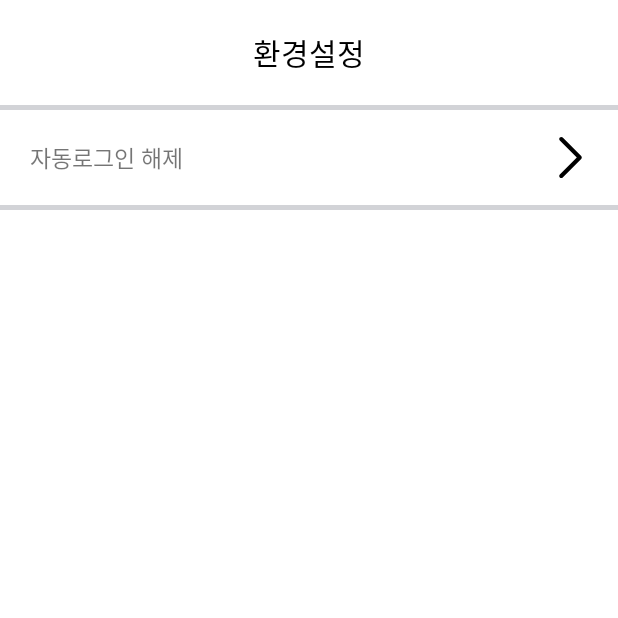
After one commit to KINGSAMJO/Web_Yeonjin, an Android app: the LogoutActivity screen opened directly, with no data from a screen before it, on a phone screen of 412 x 824 dp, the top half of it. The commit adds this screen. Run offline under Robolectric (Android 15) with nearby library versions, the phone set to English and light mode, and no system bars.

Commit message:
[feature/#5] 자동 로그인 해제 구현

```diff
--- a/app/src/main/AndroidManifest.xml
+++ b/app/src/main/AndroidManifest.xml
@@ -13,6 +13,9 @@
         android:supportsRtl="true"
         android:theme="@style/Theme.SoptSeminar1"
         android:usesCleartextTraffic="true">
+        <activity
+            android:name=".presentation.profile.logout.LogoutActivity"
+            android:exported="false" />
         <activity
             android:name=".presentation.onboarding.OnBoardingActivity"
             android:exported="true">
--- a/app/src/main/java/com/example/soptseminar1/presentation/profile/ProfileFragment.kt
+++ b/app/src/main/java/com/example/soptseminar1/presentation/profile/ProfileFragment.kt
@@ -1,5 +1,6 @@
 package com.example.soptseminar1.presentation.profile
 
+import android.content.Intent
 import android.os.Bundle
 import android.view.View
 import android.widget.Toast
@@ -10,6 +11,7 @@ import com.example.soptseminar1.data.model.response.ResponseGithubUserInformatio
 import com.example.soptseminar1.databinding.FragmentProfileBinding
 import com.example.soptseminar1.enqueueUtil
 import com.example.soptseminar1.presentation.profile.follower.FollowerFragment
+import com.example.soptseminar1.presentation.profile.logout.LogoutActivity
 import com.example.soptseminar1.presentation.profile.repository.RepositoryFragment
 import com.example.soptseminar1.util.BaseFragment
 import retrofit2.Call
@@ -20,8 +22,16 @@ class ProfileFragment : BaseFragment<FragmentProfileBinding>(FragmentProfileBind
 
     override fun onViewCreated(view: View, savedInstanceState: Bundle?) {
         super.onViewCreated(view, savedInstanceState)
+        goLogoutMenu()
         userInfoNetworking()
         initTransactionEvent()
+    }
+
+    private fun goLogoutMenu(){
+        binding.ivMenu.setOnClickListener {
+            val intent = Intent(requireContext(), LogoutActivity::class.java)
+            startActivity(intent)
+        }
     }
 
     private fun userInfoNetworking() {
--- /dev/null
+++ b/app/src/main/java/com/example/soptseminar1/presentation/profile/logout/LogoutActivity.kt
@@ -0,0 +1,28 @@
+package com.example.soptseminar1.presentation.profile.logout
+
+import androidx.appcompat.app.AppCompatActivity
+import android.os.Bundle
+import android.widget.Toast
+import com.example.soptseminar1.R
+import com.example.soptseminar1.data.api.SOPTSharedPreferences
+import com.example.soptseminar1.databinding.ActivityLogoutBinding
+
+class LogoutActivity : AppCompatActivity() {
+
+    private lateinit var binding : ActivityLogoutBinding
+
+    override fun onCreate(savedInstanceState: Bundle?) {
+        super.onCreate(savedInstanceState)
+        binding = ActivityLogoutBinding.inflate(layoutInflater)
+        setContentView(binding.root)
+
+        logoutBtnClink()
+    }
+
+    private fun logoutBtnClink(){
+        binding.ivLogout.setOnClickListener {
+            SOPTSharedPreferences.setLogout(this)
+            Toast.makeText(this, "자동 로그인이 해제되었습니다.", Toast.LENGTH_SHORT).show()
+        }
+    }
+}
--- /dev/null
+++ b/app/src/main/res/drawable/ic_menu.xml
@@ -0,0 +1,12 @@
+<vector xmlns:android="http://schemas.android.com/apk/res/android"
+    android:width="17dp"
+    android:height="16dp"
+    android:viewportWidth="17"
+    android:viewportHeight="16">
+  <path
+      android:pathData="M1,1h15M1,15h15M1,8h15"
+      android:strokeWidth="2"
+      android:fillColor="#00000000"
+      android:strokeColor="#1D1D1F"
+      android:strokeLineCap="round"/>
+</vector>
--- /dev/null
+++ b/app/src/main/res/drawable/ic_next.xml
@@ -0,0 +1,9 @@
+<vector xmlns:android="http://schemas.android.com/apk/res/android"
+    android:width="240.82dp"
+    android:height="240.82dp"
+    android:viewportWidth="240.82"
+    android:viewportHeight="240.82">
+  <path
+      android:fillColor="#FF000000"
+      android:pathData="M183.19,111.82L74.89,3.56c-4.75,-4.74 -12.45,-4.74 -17.22,0c-4.75,4.74 -4.75,12.44 0,17.18l99.71,99.67l-99.69,99.67c-4.75,4.74 -4.75,12.44 0,17.19c4.75,4.74 12.46,4.74 17.22,0l108.3,-108.26C187.88,124.32 187.88,116.5 183.19,111.82z"/>
+</vector>
--- /dev/null
+++ b/app/src/main/res/layout/activity_logout.xml
@@ -0,0 +1,70 @@
+<?xml version="1.0" encoding="utf-8"?>
+<androidx.constraintlayout.widget.ConstraintLayout xmlns:android="http://schemas.android.com/apk/res/android"
+    xmlns:app="http://schemas.android.com/apk/res-auto"
+    xmlns:tools="http://schemas.android.com/tools"
+    android:layout_width="match_parent"
+    android:layout_height="match_parent"
+    tools:context=".presentation.profile.logout.LogoutActivity">
+
+    <TextView
+        android:id="@+id/tv_onboarding"
+        android:layout_width="wrap_content"
+        android:layout_height="wrap_content"
+        android:layout_marginTop="20dp"
+        android:layout_marginBottom="20dp"
+        android:fontFamily="@font/nanum_gothic_kr"
+        android:text="환경설정"
+        android:textColor="@color/black"
+        android:textFontWeight="400"
+        android:textSize="20sp"
+        app:layout_constraintEnd_toEndOf="parent"
+        app:layout_constraintStart_toStartOf="parent"
+        app:layout_constraintTop_toTopOf="parent" />
+
+    <View
+        android:id="@+id/line1"
+        android:layout_width="match_parent"
+        android:layout_height="3dp"
+        android:layout_marginTop="20dp"
+        android:background="#d2d3d7"
+        app:layout_constraintTop_toBottomOf="@id/tv_onboarding" />
+
+    <androidx.constraintlayout.widget.ConstraintLayout
+        android:id="@+id/cl_logout"
+        android:layout_width="match_parent"
+        android:layout_height="wrap_content"
+        app:layout_constraintTop_toBottomOf="@id/line1">
+
+        <TextView
+            android:id="@+id/tv_logout"
+            android:layout_width="wrap_content"
+            android:layout_height="wrap_content"
+            android:text="자동로그인 해제"
+            android:textSize="15sp"
+            android:fontFamily="@font/nanum_gothic_bold"
+            android:textFontWeight="200"
+            android:layout_marginVertical="20dp"
+            android:layout_marginStart="20dp"
+            app:layout_constraintTop_toTopOf="@id/cl_logout"
+            app:layout_constraintBottom_toBottomOf="@id/cl_logout"
+            app:layout_constraintStart_toStartOf="@id/cl_logout"/>
+
+        <ImageView
+            android:id="@+id/iv_logout"
+            android:layout_width="0dp"
+            android:layout_height="0dp"
+            android:src="@drawable/ic_next"
+            app:layout_constraintDimensionRatio="1:1"
+            android:padding="18dp"
+            app:layout_constraintTop_toTopOf="parent"
+            app:layout_constraintEnd_toEndOf="parent"/>
+
+    </androidx.constraintlayout.widget.ConstraintLayout>
+
+    <View
+        android:layout_width="match_parent"
+        android:layout_height="3dp"
+        android:background="#d2d3d7"
+        app:layout_constraintTop_toBottomOf="@id/cl_logout"/>
+
+</androidx.constraintlayout.widget.ConstraintLayout>
--- a/app/src/main/res/layout/fragment_profile.xml
+++ b/app/src/main/res/layout/fragment_profile.xml
@@ -14,6 +14,16 @@
         android:layout_width="match_parent"
         android:layout_height="match_parent"
         tools:context=".presentation.home.HomeActivity">
+
+        <ImageView
+            android:id="@+id/iv_menu"
+            android:layout_width="wrap_content"
+            android:layout_height="wrap_content"
+            android:src="@drawable/ic_menu"
+            app:layout_constraintTop_toTopOf="parent"
+            app:layout_constraintEnd_toEndOf="parent"
+            android:layout_marginTop="20dp"
+            android:layout_marginEnd="20dp"/>
 
         <ImageView
             android:id="@+id/my_image"
```
